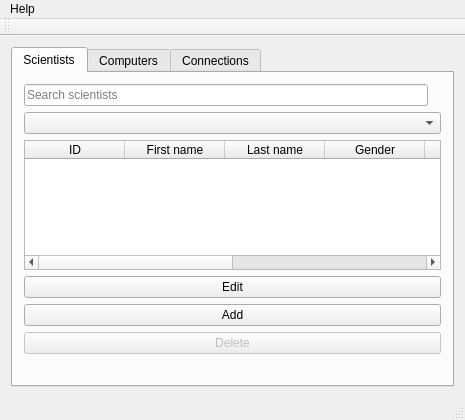
Before: the Qt Designer form Gui-Vln-2016/mainwindow.ui in ivark16/Vln-2016, drawn with Qt 5.
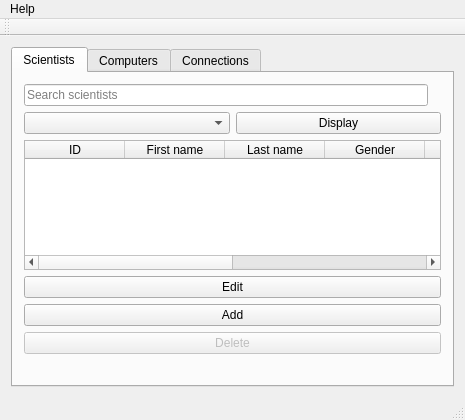
After: the same form once the commit is applied. The open tabs and pages were chosen to show the change. Icons and pictures are not drawn.

Commit message: Gera dropdown fyrir display

The edit to the form file:
```diff
--- a/Gui-Vln-2016/mainwindow.ui
+++ b/Gui-Vln-2016/mainwindow.ui
@@ -58,7 +58,18 @@
          </layout>
         </item>
         <item>
-         <widget class="QComboBox" name="comboBoxScientist"/>
+         <layout class="QHBoxLayout" name="horizontalLayout_4">
+          <item>
+           <widget class="QComboBox" name="comboBoxScientist"/>
+          </item>
+          <item>
+           <widget class="QPushButton" name="pushButton">
+            <property name="text">
+             <string>Display</string>
+            </property>
+           </widget>
+          </item>
+         </layout>
         </item>
         <item>
          <widget class="QTableWidget" name="tableWidget">
```
Left out of the diff: 2 changed lines with no effect on the pictures. The commit also changes 2 other files.
